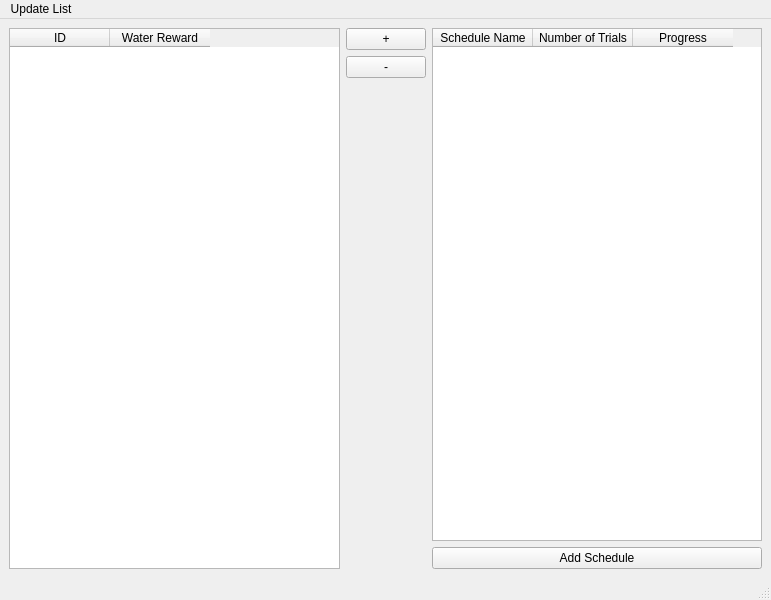
Above: UI/AnimalWindow.ui from RoboDoig/autonomouse-control before the change. Below: the same form after it.
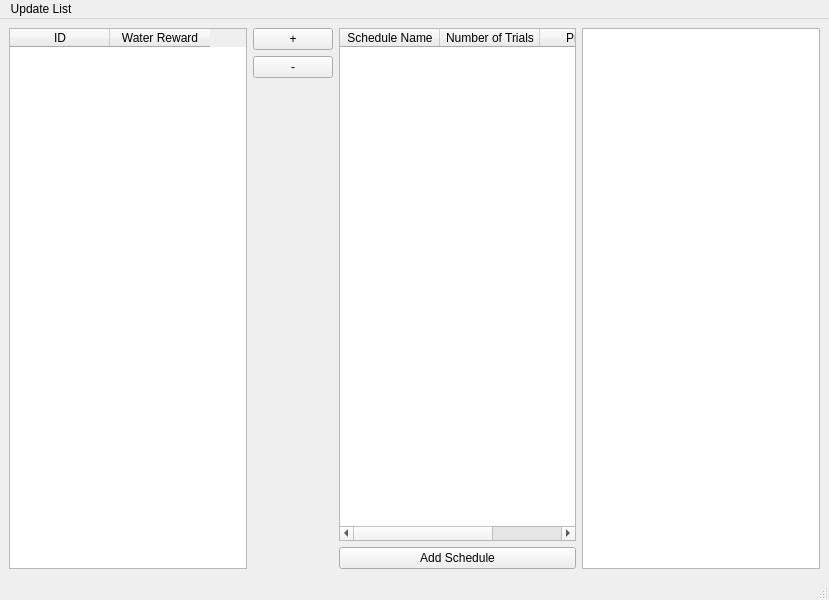
That is the form after the change.

Commit message: Trial view added

```diff
--- a/UI/AnimalWindow.ui
+++ b/UI/AnimalWindow.ui
@@ -6,7 +6,7 @@
    <rect>
     <x>0</x>
     <y>0</y>
-    <width>771</width>
+    <width>829</width>
     <height>600</height>
    </rect>
   </property>
@@ -85,6 +85,9 @@
       </column>
      </widget>
     </item>
+    <item row="0" column="3" rowspan="4">
+     <widget class="QTableView" name="trialView"/>
+    </item>
    </layout>
   </widget>
   <widget class="QMenuBar" name="menubar">
@@ -92,7 +95,7 @@
     <rect>
      <x>0</x>
      <y>0</y>
-     <width>771</width>
+     <width>829</width>
      <height>21</height>
     </rect>
    </property>
```
The commit also changes 3 other files.
